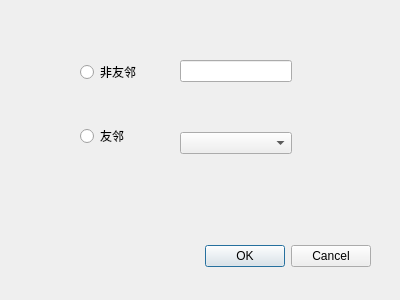
This is uiFiles/atFriend.ui in guoyu07/xkongfan-gui as Qt 5 draws it before an edit. The edited form follows.
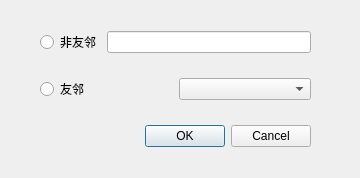
This is the edited form.

Commit message: modified:   CHANGELOG 	modified:   atfriend_ui.py 	modified:   fanfou.py 	modified:   insertTopic_ui.py 	modified:   login_ui.py 	modified:   main.py 	new file:   resource/Thumbs.db 	deleted:    setup.py 	modified:   uiFiles/atFriend.ui 	new file:   uiFiles/atFriend_ui.py 	modified:   uiFiles/insertTopic.ui 	new file:   uiFiles/insertTopic_ui.py 	modified:   uiFiles/login.ui 	new file:   uiFiles/login_ui.py 	modified:   ui_MainWindow.py 	modified:   xAuth.py 	new file:   zlogging.py

```diff
--- a/uiFiles/atFriend.ui
+++ b/uiFiles/atFriend.ui
@@ -6,19 +6,25 @@
    <rect>
     <x>0</x>
     <y>0</y>
-    <width>400</width>
-    <height>300</height>
+    <width>360</width>
+    <height>178</height>
    </rect>
   </property>
+  <property name="maximumSize">
+   <size>
+    <width>360</width>
+    <height>178</height>
+   </size>
+  </property>
   <property name="windowTitle">
    <string>@友邻</string>
   </property>
   <widget class="QDialogButtonBox" name="buttonBox">
    <property name="geometry">
     <rect>
-     <x>30</x>
-     <y>240</y>
-     <width>341</width>
+     <x>140</x>
+     <y>120</y>
+     <width>171</width>
      <height>32</height>
     </rect>
    </property>
@@ -32,44 +38,15 @@
   <widget class="QWidget" name="">
    <property name="geometry">
     <rect>
-     <x>180</x>
-     <y>60</y>
-     <width>112</width>
-     <height>94</height>
+     <x>40</x>
+     <y>30</y>
+     <width>271</width>
+     <height>71</height>
     </rect>
    </property>
    <layout class="QVBoxLayout" name="verticalLayout">
     <item>
-     <widget class="QLineEdit" name="lineEdit"/>
-    </item>
-    <item>
-     <spacer name="verticalSpacer_2">
-      <property name="orientation">
-       <enum>Qt::Vertical</enum>
-      </property>
-      <property name="sizeHint" stdset="0">
-       <size>
-        <width>20</width>
-        <height>40</height>
-       </size>
-      </property>
-     </spacer>
-    </item>
-    <item>
-     <widget class="QComboBox" name="comboBox"/>
-    </item>
-   </layout>
-  </widget>
-  <widget class="QWidget" name="">
-   <property name="geometry">
-    <rect>
-     <x>80</x>
-     <y>60</y>
-     <width>91</width>
-     <height>88</height>
-    </rect>
-   </property>
-   <layout class="QVBoxLayout" name="verticalLayout_2">
+     <layout class="QHBoxLayout" name="horizontalLayout">
     <item>
      <widget class="QRadioButton" name="rdNoneFriends">
       <property name="text">
@@ -78,24 +55,36 @@
      </widget>
     </item>
     <item>
-     <spacer name="verticalSpacer">
+       <widget class="QLineEdit" name="lineEdit"/>
+      </item>
+     </layout>
+    </item>
+    <item>
+     <spacer name="verticalSpacer_2">
       <property name="orientation">
        <enum>Qt::Vertical</enum>
       </property>
       <property name="sizeHint" stdset="0">
        <size>
         <width>20</width>
-        <height>40</height>
+        <height>30</height>
        </size>
       </property>
      </spacer>
     </item>
+    <item>
+     <layout class="QHBoxLayout" name="horizontalLayout_2">
     <item>
      <widget class="QRadioButton" name="rdFriends">
       <property name="text">
        <string>友邻</string>
       </property>
      </widget>
+      </item>
+      <item>
+       <widget class="QComboBox" name="comboBox"/>
+      </item>
+     </layout>
     </item>
    </layout>
   </widget>
```
Lines whose indentation alone changed are shown as unchanged. The commit also changes 13 other files.
